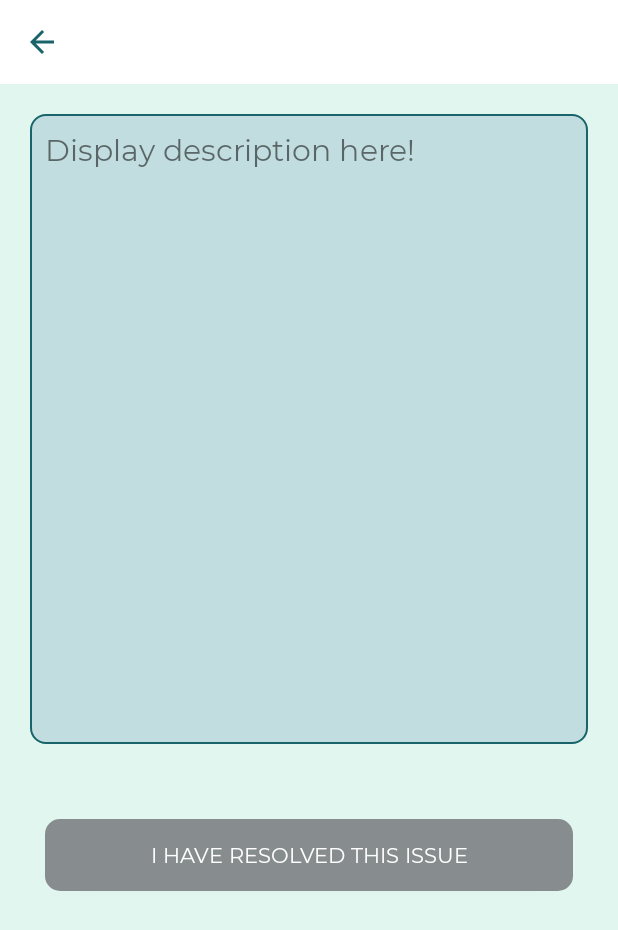
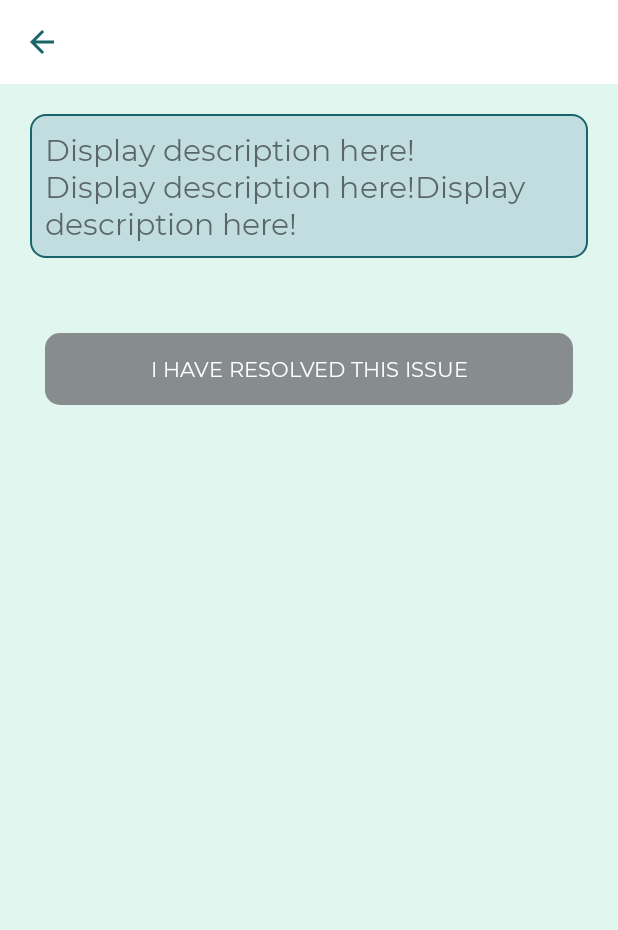
Before and after one commit to gomlopez27/ReptiCareApp, an Android app: the IssueActivity screen opened directly, with no data from a screen before it, on a phone screen of 412 x 824 dp. Shown: the top 930 px of the screen. Run offline under Robolectric (Android 15) with nearby library versions, the phone set to English and light mode, and no system bars; our stand-ins replace Volley; network calls fail; 1 statement that could not run was skipped.

Commit message:
padding/margin em baixo em todos os layouts

```diff
--- a/app/src/main/res/layout/activity_account.xml
+++ b/app/src/main/res/layout/activity_account.xml
@@ -170,6 +170,7 @@
                 android:layout_height="match_parent"
                 android:orientation="vertical"
                 android:layout_marginTop="10dp"
+                android:layout_marginBottom="10dp"
                 >
 
                 <Button
--- a/app/src/main/res/layout/activity_add_user.xml
+++ b/app/src/main/res/layout/activity_add_user.xml
@@ -6,7 +6,8 @@
     android:layout_width="match_parent"
     android:layout_height="match_parent"
     android:background="@color/colorBackground"
-    tools:context=".AddUserActivity">
+    tools:context=".AddUserActivity"
+    android:paddingBottom="10dp">
 
     <androidx.appcompat.widget.Toolbar
         android:id="@+id/toolbar_add_other_user"
--- a/app/src/main/res/layout/activity_change_password.xml
+++ b/app/src/main/res/layout/activity_change_password.xml
@@ -6,7 +6,9 @@
     android:layout_width="match_parent"
     android:layout_height="match_parent"
     tools:context=".ChangePasswordActivity"
-    android:background="@color/colorBackground">
+    android:background="@color/colorBackground"
+    android:paddingBottom="10dp"
+    >
 
     <androidx.appcompat.widget.Toolbar
         android:id="@+id/toolbar_change_password"
--- a/app/src/main/res/layout/activity_edit_account.xml
+++ b/app/src/main/res/layout/activity_edit_account.xml
@@ -6,7 +6,8 @@ xmlns:tools="http://schemas.android.com/tools"
 android:layout_width="match_parent"
 android:layout_height="match_parent"
 android:background="@color/colorBackground"
-tools:context=".EditAccountActivity">
+tools:context=".EditAccountActivity"
+android:paddingBottom="10dp">
 
 <com.google.android.material.appbar.AppBarLayout
     android:id="@+id/app_bar_edit_acc"
--- a/app/src/main/res/layout/activity_edit_terrarium.xml
+++ b/app/src/main/res/layout/activity_edit_terrarium.xml
@@ -189,7 +189,8 @@
         android:layout_width="match_parent"
         android:layout_height="wrap_content"
         android:id="@+id/buttons_box"
-        android:layout_below="@+id/button_delete_terrarium">
+        android:layout_below="@+id/button_delete_terrarium"
+        android:layout_marginBottom="10dp">
 
     <Button
         android:id="@+id/button_confirm_changes"
--- a/app/src/main/res/layout/activity_issue.xml
+++ b/app/src/main/res/layout/activity_issue.xml
@@ -32,6 +32,7 @@
             android:layout_width="match_parent"
             android:layout_height="match_parent"
             android:orientation="vertical"
+            android:layout_marginBottom="10dp"
             >
             <RelativeLayout
                 android:layout_width="wrap_content"
@@ -50,9 +51,9 @@
 
                 <TextView
                     android:layout_width="match_parent"
-                    android:layout_height="400dp"
+                    android:layout_height="wrap_content"
                     android:id="@+id/text_issue_description"
-                    android:text="Display description here!"
+                    android:text="Display description here!Display description here!Display description here!"
                     android:textSize="20dp"
                     />
 
--- a/app/src/main/res/layout/activity_notification_settings.xml
+++ b/app/src/main/res/layout/activity_notification_settings.xml
@@ -6,6 +6,7 @@
     android:layout_width="match_parent"
     android:layout_height="match_parent"
     android:fitsSystemWindows="true"
+    android:background="@color/colorBackground"
     >
 
     <LinearLayout
@@ -14,8 +15,8 @@
         android:orientation="vertical"
         android:padding="20dp"
         android:layout_gravity="center"
-        android:background="@color/colorBackground"
         android:fitsSystemWindows="true"
+        android:layout_marginBottom="10dp"
         >
         <androidx.appcompat.widget.Toolbar
             android:id="@+id/toolbar_notifications_settings"
--- a/app/src/main/res/layout/activity_register.xml
+++ b/app/src/main/res/layout/activity_register.xml
@@ -9,6 +9,7 @@
     android:layout_gravity="center"
     android:background="@color/colorBackground"
     android:fitsSystemWindows="true"
+    android:paddingBottom="10dp"
     tools:context=".RegisterActivity">
 
     <android.widget.Toolbar
--- a/app/src/main/res/layout/activity_terrarium.xml
+++ b/app/src/main/res/layout/activity_terrarium.xml
@@ -6,7 +6,8 @@
     android:layout_width="match_parent"
     android:layout_height="match_parent"
     android:background="@color/colorBackground"
-    tools:context=".TerrariumActivity">
+    tools:context=".TerrariumActivity"
+    >
 
     <androidx.appcompat.widget.Toolbar
         android:id="@+id/toolbar_terrarium"
@@ -50,6 +51,7 @@
             android:layout_width="match_parent"
             android:layout_height="match_parent"
             android:orientation="vertical"
+            android:layout_marginBottom="10dp"
             >
             <RelativeLayout
                 android:layout_width="match_parent"
```
Also changed, not shown: app/src/main/res/layout/activity_login.xml (+7 -2 lines).
